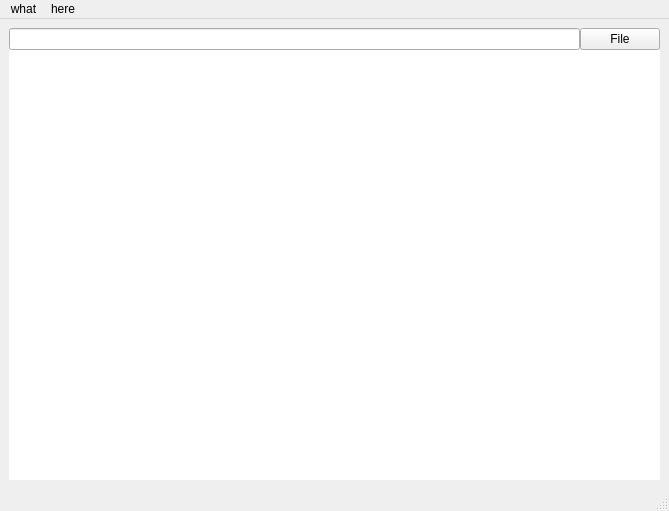
Above: src/UI/mainwindow.ui from DjangoReinhard/FalconView before the change. Below: the same form after it.
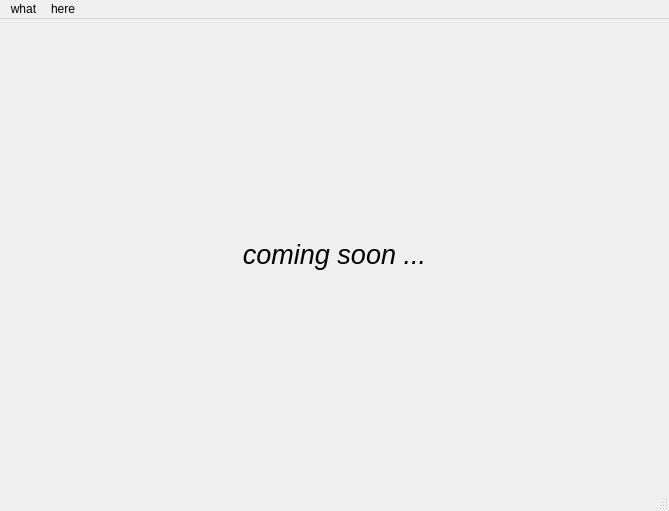
That is the form after the change. Custom widgets are drawn as their Qt base class.

Commit message: more cleanup and changed editor into dockable

The edit to the form file:
```diff
--- a/src/UI/mainwindow.ui
+++ b/src/UI/mainwindow.ui
@@ -27,68 +27,24 @@
        <number>0</number>
       </property>
       <item row="0" column="0">
-       <widget class="QLineEdit" name="lName">
-        <property name="enabled">
-         <bool>true</bool>
-        </property>
-        <property name="focusPolicy">
-         <enum>Qt::NoFocus</enum>
-        </property>
-        <property name="acceptDrops">
-         <bool>false</bool>
-        </property>
-        <property name="readOnly">
-         <bool>true</bool>
-        </property>
-       </widget>
-      </item>
-      <item row="0" column="1">
-       <widget class="QPushButton" name="pbOpen">
-        <property name="maximumSize">
+       <widget class="QLabel" name="tbd">
+        <property name="baseSize">
          <size>
-          <width>100</width>
-          <height>16777215</height>
+          <width>800</width>
+          <height>600</height>
          </size>
         </property>
+        <property name="font">
+         <font>
+          <pointsize>20</pointsize>
+          <italic>true</italic>
+         </font>
+        </property>
         <property name="text">
-         <string comment="File" extracomment="open File (GCode)">File</string>
+         <string>coming soon ...</string>
         </property>
-       </widget>
-      </item>
-      <item row="1" column="0" colspan="2">
-       <widget class="GCodeEditor" name="tbCode">
-        <property name="sizePolicy">
-         <sizepolicy hsizetype="Expanding" vsizetype="Expanding">
-          <horstretch>0</horstretch>
-          <verstretch>0</verstretch>
-         </sizepolicy>
-        </property>
-        <property name="cursor" stdset="0">
-         <cursorShape>SizeVerCursor</cursorShape>
-        </property>
-        <property name="acceptDrops">
-         <bool>false</bool>
-        </property>
-        <property name="autoFillBackground">
-         <bool>true</bool>
-        </property>
-        <property name="frameShape">
-         <enum>QFrame::NoFrame</enum>
-        </property>
-        <property name="frameShadow">
-         <enum>QFrame::Plain</enum>
-        </property>
-        <property name="lineWidth">
-         <number>0</number>
-        </property>
-        <property name="verticalScrollBarPolicy">
-         <enum>Qt::ScrollBarAlwaysOff</enum>
-        </property>
-        <property name="lineWrapMode">
-         <enum>QPlainTextEdit::NoWrap</enum>
-        </property>
-        <property name="readOnly">
-         <bool>true</bool>
+        <property name="alignment">
+         <set>Qt::AlignCenter</set>
         </property>
        </widget>
       </item>
@@ -150,13 +106,6 @@
    </property>
   </action>
  </widget>
- <customwidgets>
-  <customwidget>
-   <class>GCodeEditor</class>
-   <extends>QPlainTextEdit</extends>
-   <header>gcodeeditor.h</header>
-  </customwidget>
- </customwidgets>
  <resources/>
  <connections/>
 </ui>
```
The commit also changes 16 other files.
